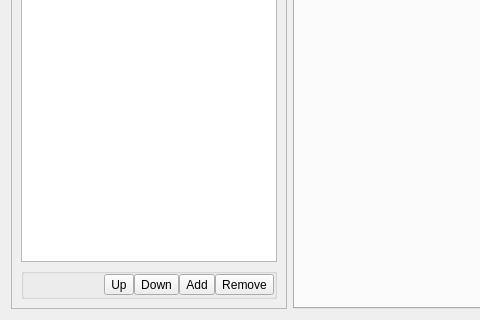
Above: src/conf/dlgaccountsbase.ui from KDE/ring-kde before the change; both pictures show x 0 to 480 and y 230 to 550 of the 858 by 550 pixel window. Below: the same form after it.
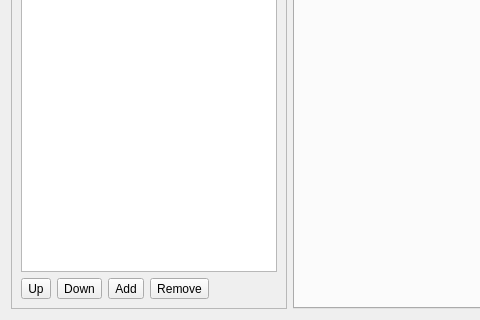
That is the form after the change. Custom widgets are drawn as their Qt base class.

Patch:
```diff
--- a/src/conf/dlgaccountsbase.ui
+++ b/src/conf/dlgaccountsbase.ui
@@ -58,8 +58,8 @@
         <property name="frameShadow">
          <enum>QFrame::Raised</enum>
         </property>
-        <layout class="QVBoxLayout" name="verticalLayout_6">
-         <item>
+        <layout class="QGridLayout" name="gridLayout_13">
+         <item row="0" column="0" colspan="5">
           <widget class="QListWidget" name="listWidget_accountList">
            <property name="sizePolicy">
             <sizepolicy hsizetype="Minimum" vsizetype="Expanding">
@@ -87,47 +87,24 @@
            </property>
           </widget>
          </item>
-         <item>
-          <widget class="QGroupBox" name="groupBox_accountListHandle">
-           <property name="sizePolicy">
-            <sizepolicy hsizetype="Preferred" vsizetype="Preferred">
-             <horstretch>0</horstretch>
-             <verstretch>0</verstretch>
-            </sizepolicy>
+         <item row="1" column="0">
+          <widget class="QToolButton" name="button_accountUp">
+           <property name="toolTip">
+            <string>Get this account up</string>
            </property>
-           <property name="maximumSize">
-            <size>
-             <width>16777215</width>
-             <height>16777215</height>
-            </size>
+           <property name="whatsThis">
+            <string>By default, when you place a call, sflphone will use the first account in this list which is &quot;registered&quot;. Change the order of the accounts using the &quot;Up&quot; and &quot;Down&quot; arrows.</string>
            </property>
-           <property name="layoutDirection">
-            <enum>Qt::RightToLeft</enum>
+           <property name="text">
+            <string>Up</string>
            </property>
-           <property name="title">
-            <string/>
+           <property name="shortcut">
+            <string notr="true">Up, PgUp</string>
            </property>
-           <property name="alignment">
-            <set>Qt::AlignRight|Qt::AlignTrailing|Qt::AlignVCenter</set>
-           </property>
-           <layout class="QHBoxLayout" name="horizontalLayout_2">
-            <property name="spacing">
-             <number>0</number>
-            </property>
-            <property name="sizeConstraint">
-             <enum>QLayout::SetNoConstraint</enum>
-            </property>
-            <property name="margin">
-             <number>0</number>
-            </property>
-            <item>
-             <widget class="QToolButton" name="button_accountRemove">
-              <property name="sizePolicy">
-               <sizepolicy hsizetype="Fixed" vsizetype="Fixed">
-                <horstretch>0</horstretch>
-                <verstretch>0</verstretch>
-               </sizepolicy>
-              </property>
+          </widget>
+         </item>
+         <item row="1" column="1">
+          <widget class="QToolButton" name="button_accountDown">
               <property name="toolTip">
                <string>Remove the selected account</string>
               </property>
@@ -138,14 +115,14 @@
                <string/>
               </property>
               <property name="text">
-               <string>Remove</string>
+            <string>Down</string>
               </property>
               <property name="shortcut">
                <string notr="true">-, Del, Backspace</string>
               </property>
              </widget>
             </item>
-            <item>
+         <item row="1" column="2">
              <widget class="QToolButton" name="button_accountAdd">
               <property name="sizePolicy">
                <sizepolicy hsizetype="Fixed" vsizetype="Fixed">
@@ -173,24 +150,14 @@
               </property>
              </widget>
             </item>
-            <item>
-             <widget class="QToolButton" name="button_accountDown">
-              <property name="toolTip">
-               <string>Get this account down</string>
-              </property>
-              <property name="whatsThis">
-               <string>By default, when you place a call, sflphone will use the first account in this list which is &quot;registered&quot;. Change the order of the accounts using the &quot;Up&quot; and &quot;Down&quot; arrows.</string>
-              </property>
-              <property name="text">
-               <string>Down</string>
-              </property>
-              <property name="shortcut">
-               <string notr="true">Down, PgDown</string>
-              </property>
-             </widget>
-            </item>
-            <item>
-             <widget class="QToolButton" name="button_accountUp">
+         <item row="1" column="3">
+          <widget class="QToolButton" name="button_accountRemove">
+           <property name="sizePolicy">
+            <sizepolicy hsizetype="Fixed" vsizetype="Fixed">
+             <horstretch>0</horstretch>
+             <verstretch>0</verstretch>
+            </sizepolicy>
+           </property>
               <property name="toolTip">
                <string>Get this account up</string>
               </property>
@@ -198,28 +165,25 @@
                <string>By default, when you place a call, sflphone will use the first account in this list which is &quot;registered&quot;. Change the order of the accounts using the &quot;Up&quot; and &quot;Down&quot; arrows.</string>
               </property>
               <property name="text">
-               <string>Up</string>
+            <string>Remove</string>
               </property>
               <property name="shortcut">
                <string notr="true">Up, PgUp</string>
               </property>
              </widget>
             </item>
-            <item>
+         <item row="1" column="4">
              <spacer name="horizontalSpacer">
               <property name="orientation">
                <enum>Qt::Horizontal</enum>
               </property>
               <property name="sizeHint" stdset="0">
                <size>
-                <width>0</width>
-                <height>0</height>
+             <width>41</width>
+             <height>21</height>
                </size>
               </property>
              </spacer>
-            </item>
-           </layout>
-          </widget>
          </item>
         </layout>
        </widget>
```
Left out of the diff: 22 changed lines with no effect on the pictures. Lines whose indentation alone changed are shown as unchanged.
